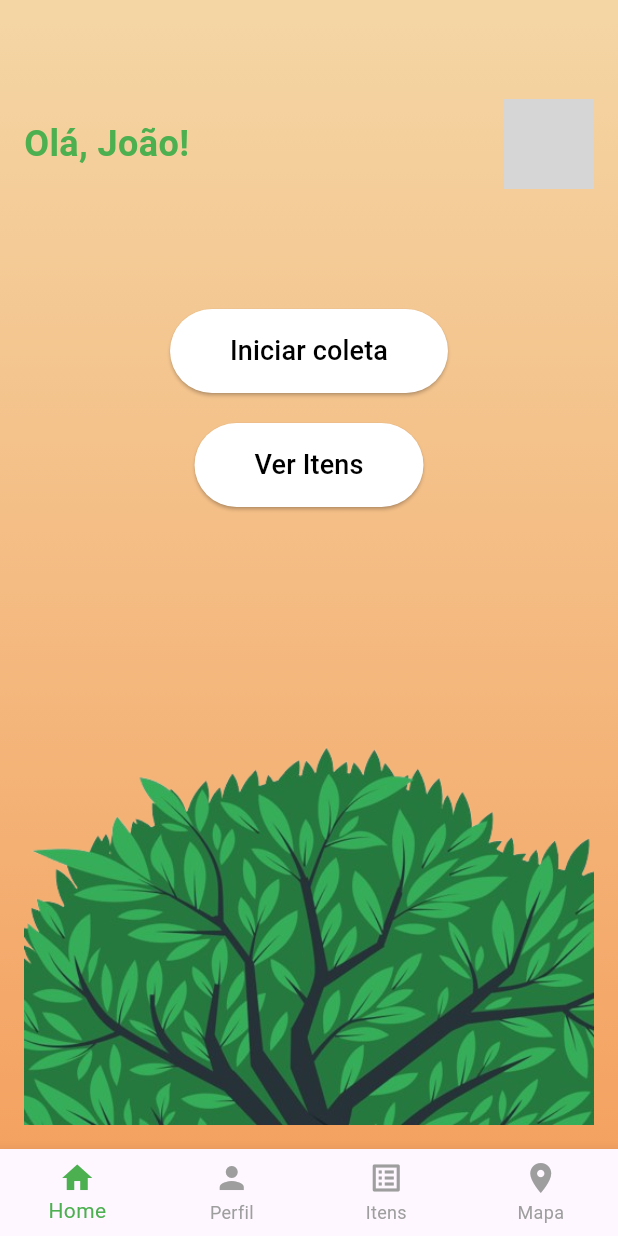
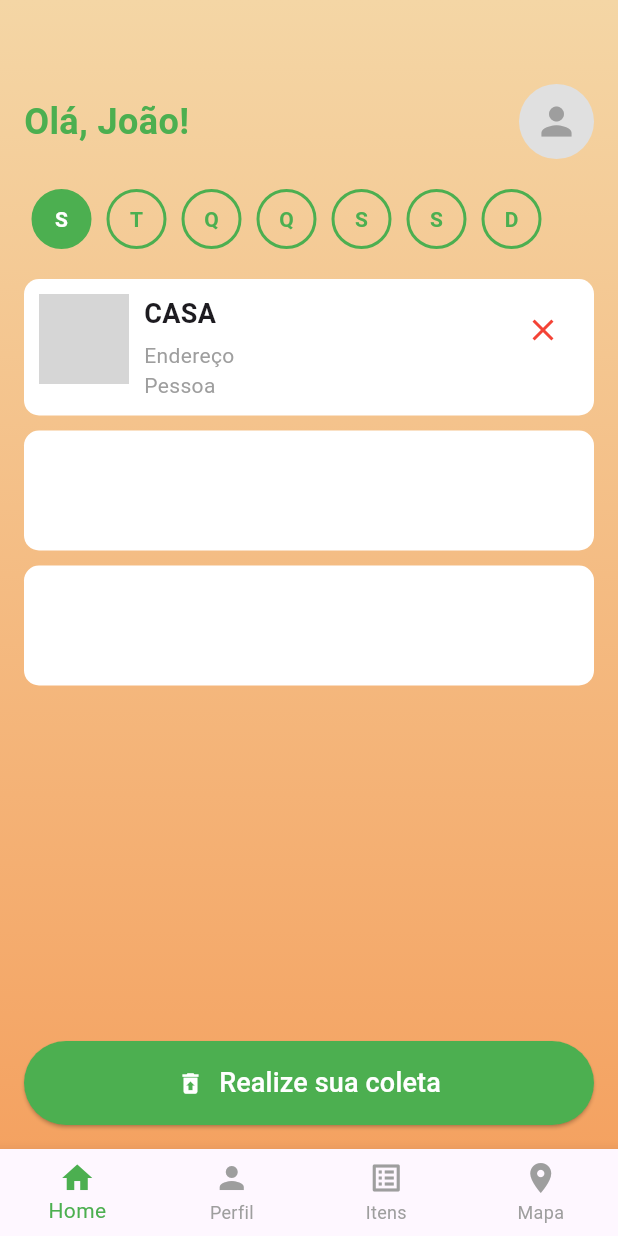
Before and after one commit to Epic-s-Projects/Recolhe.ai, a Flutter app: the screen it shows after launch, after a tap on "Iniciar coleta", on a phone screen of 412 x 824 dp. Run offline on Flutter 3.47's test engine with Material 3 defaults, Android fonts, the phone set to English and light mode, and no system bars; our stand-ins replace cloud_firestore, firebase_auth, firebase_core, quickalert; accounts and stored records are empty; grey boxes are pictures that could not be loaded.

Commit message:
começando pagina de coleta do adm

```diff
--- a/administrador/lib/home_adm_page.dart
+++ b/administrador/lib/home_adm_page.dart
@@ -1,4 +1,5 @@
 import 'package:flutter/material.dart';
+import 'home_coleta_page.dart';
 
 class HomeAdmPage extends StatelessWidget {
   @override
@@ -54,7 +55,7 @@ class HomeAdmPage extends StatelessWidget {
                   ),
                   CircleAvatar(
                     radius: 30,
-                    backgroundImage: AssetImage('assets/avatar.png'), // Substitua pelo caminho do avatar
+                    backgroundImage: AssetImage('assets/avatar.png'),
                   ),
                 ],
               ),
@@ -64,7 +65,12 @@ class HomeAdmPage extends StatelessWidget {
                   children: [
                     ElevatedButton(
                       onPressed: () {
-                        // Ação ao iniciar coleta
+                        Navigator.push(
+                          context,
+                          MaterialPageRoute(
+                            builder: (context) => HomeColetaPage(),
+                          ),
+                        );
                       },
                       style: ElevatedButton.styleFrom(
                         backgroundColor: Colors.white,
@@ -85,7 +91,7 @@ class HomeAdmPage extends StatelessWidget {
                     const SizedBox(height: 20),
                     ElevatedButton(
                       onPressed: () {
-                        // Ação ao ver itens
+                        // Ação ao clicar no botão "Ver Itens"
                       },
                       style: ElevatedButton.styleFrom(
                         backgroundColor: Colors.white,
@@ -110,7 +116,7 @@ class HomeAdmPage extends StatelessWidget {
               Align(
                 alignment: Alignment.bottomCenter,
                 child: Image.asset(
-                  'assets/folhas.png', // Substitua pelo caminho da imagem da folhagem
+                  'assets/folhas.png', // Substitua pelo caminho correto
                   fit: BoxFit.cover,
                 ),
               ),
--- /dev/null
+++ b/administrador/lib/home_coleta_page.dart
@@ -0,0 +1,216 @@
+import 'package:flutter/material.dart';
+
+class HomeColetaPage extends StatelessWidget {
+  @override
+  Widget build(BuildContext context) {
+    return Scaffold(
+      bottomNavigationBar: BottomNavigationBar(
+        items: const [
+          BottomNavigationBarItem(
+            icon: Icon(Icons.home),
+            label: 'Home',
+          ),
+          BottomNavigationBarItem(
+            icon: Icon(Icons.person),
+            label: 'Perfil',
+          ),
+          BottomNavigationBarItem(
+            icon: Icon(Icons.list_alt),
+            label: 'Itens',
+          ),
+          BottomNavigationBarItem(
+            icon: Icon(Icons.location_on),
+            label: 'Mapa',
+          ),
+        ],
+        type: BottomNavigationBarType.fixed,
+        selectedItemColor: Colors.green,
+        unselectedItemColor: Colors.grey,
+      ),
+      body: Container(
+        decoration: const BoxDecoration(
+          gradient: LinearGradient(
+            colors: [Color(0xFFF4D6A5), Color(0xFFF4A261)],
+            begin: Alignment.topCenter,
+            end: Alignment.bottomCenter,
+          ),
+        ),
+        child: Padding(
+          padding: const EdgeInsets.all(16.0),
+          child: Column(
+            crossAxisAlignment: CrossAxisAlignment.start,
+            children: [
+              const SizedBox(height: 40),
+              // Header
+              Row(
+                mainAxisAlignment: MainAxisAlignment.spaceBetween,
+                children: [
+                  const Text(
+                    'Olá, João!',
+                    style: TextStyle(
+                      fontSize: 24,
+                      fontWeight: FontWeight.bold,
+                      color: Colors.green,
+                    ),
+                  ),
+                  CircleAvatar(
+                    radius: 25,
+                    backgroundColor: Colors.grey.shade300,
+                    child: Icon(Icons.person, size: 30, color: Colors.grey),
+                  ),
+                ],
+              ),
+              const SizedBox(height: 20),
+              // Dias da Semana
+              SingleChildScrollView(
+                scrollDirection: Axis.horizontal,
+                child: Row(
+                  mainAxisAlignment: MainAxisAlignment.spaceBetween,
+                  children: List.generate(7, (index) {
+                    final days = ['S', 'T', 'Q', 'Q', 'S', 'S', 'D'];
+                    bool isSelected = index == 0; // Apenas o primeiro selecionado
+                    return _buildDayButton(days[index], isSelected);
+                  }),
+                ),
+              ),
+              const SizedBox(height: 20),
+              // Cards de Coleta
+              Expanded(
+                child: ListView(
+                  children: [
+                    _buildColetaCard(
+                      title: 'CASA',
+                      subtitle: 'Endereço\nPessoa',
+                      imagePath: 'assets/casa.png', // Substituir pelo caminho real
+                    ),
+                    const SizedBox(height: 10),
+                    _buildEmptyCard(),
+                    const SizedBox(height: 10),
+                    _buildEmptyCard(),
+                  ],
+                ),
+              ),
+              const SizedBox(height: 20),
+              // Botão de Coleta
+              ElevatedButton(
+                onPressed: () {
+                  // Ação para iniciar coleta
+                },
+                style: ElevatedButton.styleFrom(
+                  backgroundColor: Colors.green,
+                  foregroundColor: Colors.white,
+                  padding: const EdgeInsets.symmetric(
+                    horizontal: 40,
+                    vertical: 15,
+                  ),
+                  shape: RoundedRectangleBorder(
+                    borderRadius: BorderRadius.circular(50),
+                  ),
+                ),
+                child: Row(
+                  mainAxisAlignment: MainAxisAlignment.center,
+                  children: const [
+                    Icon(Icons.restore_from_trash),
+                    SizedBox(width: 10),
+                    Text(
+                      'Realize sua coleta',
+                      style: TextStyle(fontSize: 18),
+                    ),
+                  ],
+                ),
+              ),
+            ],
+          ),
+        ),
+      ),
+    );
+  }
+
+  Widget _buildDayButton(String day, bool isSelected) {
+    return Container(
+      margin: const EdgeInsets.symmetric(horizontal: 5),
+      width: 40,
+      height: 40,
+      alignment: Alignment.center,
+      decoration: BoxDecoration(
+        color: isSelected ? Colors.green : Colors.transparent,
+        borderRadius: BorderRadius.circular(20),
+        border: Border.all(
+          color: Colors.green,
+          width: 2,
+        ),
+      ),
+      child: Text(
+        day,
+        style: TextStyle(
+          color: isSelected ? Colors.white : Colors.green,
+          fontWeight: FontWeight.bold,
+        ),
+      ),
+    );
+  }
+
+  Widget _buildColetaCard(
+      {required String title, required String subtitle, required String imagePath}) {
+    return Container(
+      padding: const EdgeInsets.all(10),
+      decoration: BoxDecoration(
+        color: Colors.white,
+        borderRadius: BorderRadius.circular(10),
+      ),
+      child: Row(
+        crossAxisAlignment: CrossAxisAlignment.start,
+        children: [
+          Image.asset(
+            imagePath,
+            width: 60,
+            height: 60,
+            fit: BoxFit.cover,
+          ),
+          const SizedBox(width: 10),
+          Expanded(
+            child: Column(
+              crossAxisAlignment: CrossAxisAlignment.start,
+              children: [
+                Text(
+                  title,
+                  style: const TextStyle(
+                    fontSize: 18,
+                    fontWeight: FontWeight.bold,
+                  ),
+                ),
+                const SizedBox(height: 5),
+                Text(
+                  subtitle,
+                  style: const TextStyle(
+                    fontSize: 14,
+                    color: Colors.grey,
+                  ),
+                ),
+              ],
+            ),
+          ),
+          IconButton(
+            onPressed: () {
+              // Ação ao excluir
+            },
+            icon: const Icon(
+              Icons.close,
+              color: Colors.red,
+            ),
+          ),
+        ],
+      ),
+    );
+  }
+
+  Widget _buildEmptyCard() {
+    return Container(
+      height: 80,
+      decoration: BoxDecoration(
+        color: Colors.white,
+        borderRadius: BorderRadius.circular(10),
+      ),
+    );
+  }
+}
```
